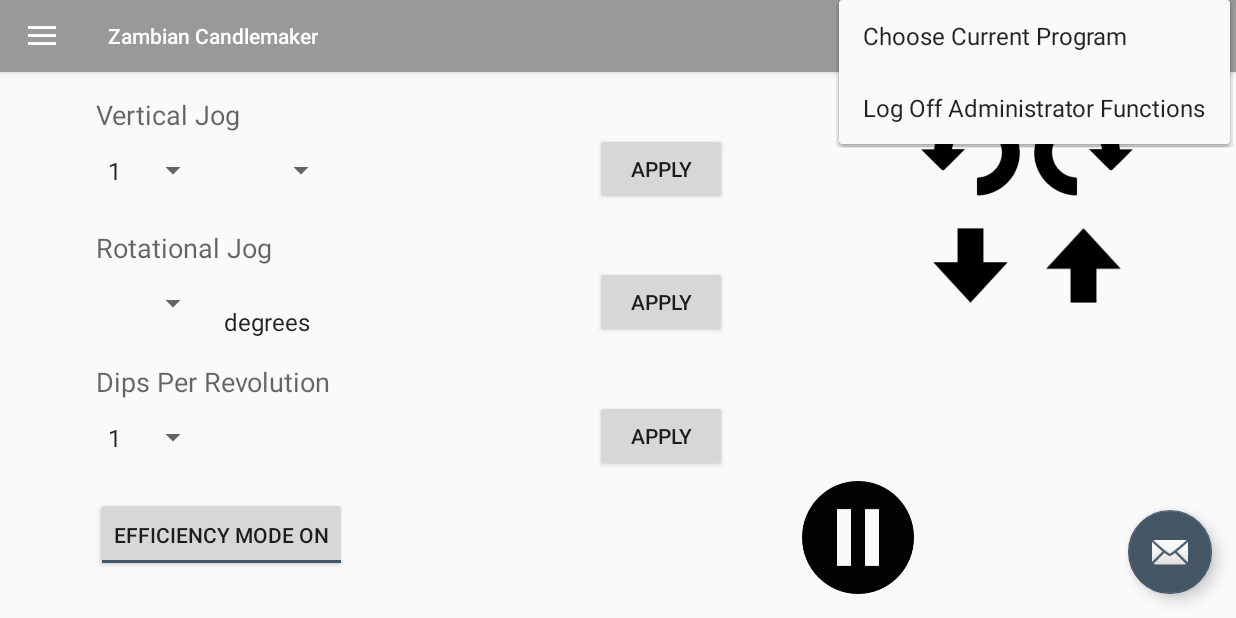
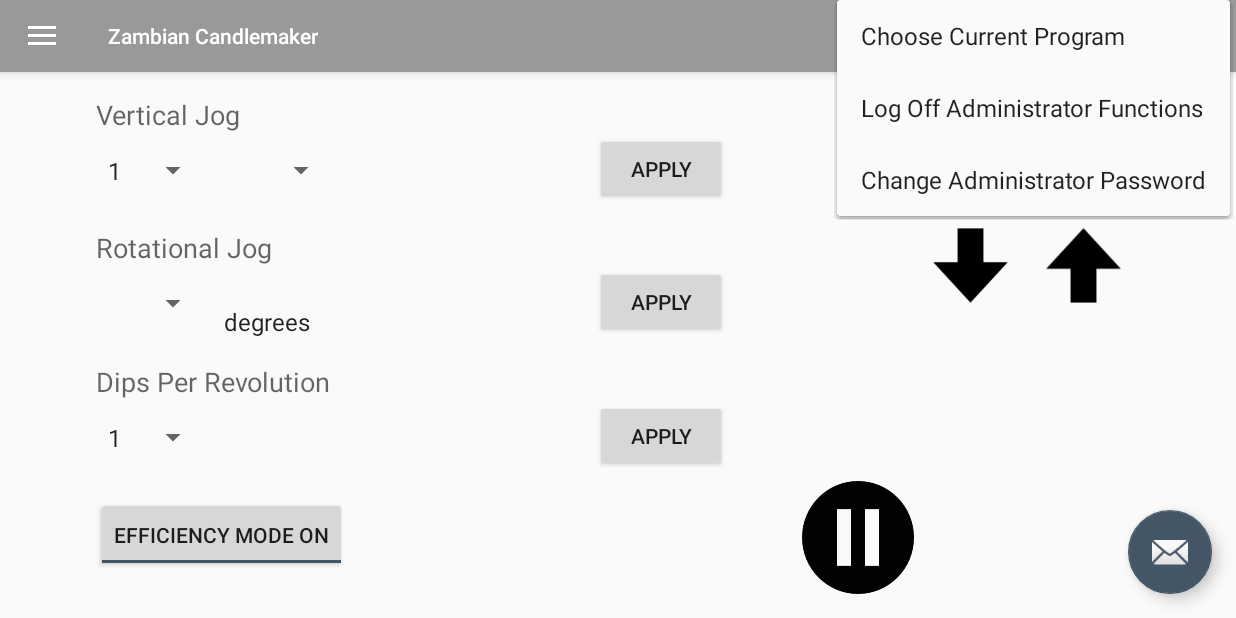
Before and after one commit to ZambianCandleMaker/ZambianCandleMakerRepo, an Android app: the screen it shows after launch (MainActivity), with the options menu open, on a phone screen of 824 x 412 dp (held sideways). Run offline under Robolectric (Android 15) with nearby library versions, the light colour scheme and no system bars.

Commit message:
Working on More Password Changes

```diff
--- a/ZambianCandlemakerInterface/app/src/main/java/edu/rose_hulman/trottasn/zambiancandlemakerinterface/Fragments/ProgramModDelFrag.java
+++ b/ZambianCandlemakerInterface/app/src/main/java/edu/rose_hulman/trottasn/zambiancandlemakerinterface/Fragments/ProgramModDelFrag.java
@@ -70,6 +70,7 @@ public class ProgramModDelFrag extends Fragment implements ProgramEditFragment {
     @Override
     public View onCreateView(LayoutInflater inflater, ViewGroup container,
                              Bundle savedInstanceState) {
+
         View totalView = inflater.inflate(R.layout.fragment_program_mod_del, container, false);
 
         mProgramsRecycler = (RecyclerView) totalView.findViewById(R.id.saved_programs_recycler);
--- a/ZambianCandlemakerInterface/app/src/main/java/edu/rose_hulman/trottasn/zambiancandlemakerinterface/Models/CSVUtility.java
+++ b/ZambianCandlemakerInterface/app/src/main/java/edu/rose_hulman/trottasn/zambiancandlemakerinterface/Models/CSVUtility.java
@@ -30,6 +30,7 @@ import edu.rose_hulman.trottasn.zambiancandlemakerinterface.R;
 public class CSVUtility {
 
     public static final String NEXT_SECTION_DELIMITER = "#####";
+
     public static final String PROFILE_TITLE_KEY = "TITLE";
     public static final String PROFILE_DESCRIPTION_KEY = "DESCRIPTION";
     public static final String PROFILE_MAX_POS_KEY = "MAX_POS";
--- a/ZambianCandlemakerInterface/app/src/main/res/menu/main.xml
+++ b/ZambianCandlemakerInterface/app/src/main/res/menu/main.xml
@@ -12,6 +12,11 @@
         android:orderInCategory="2"
         android:title="@string/log_off_admin_functions"
         app:showAsAction="never" />
+
+    <item
+        android:id="@+id/action_change_password"
+        android:orderInCategory="3"
+        android:title="@string/change_password"/>
 
     <item
         android:id="@+id/action_edit_description"
--- a/ZambianCandlemakerInterface/app/src/main/res/values/strings.xml
+++ b/ZambianCandlemakerInterface/app/src/main/res/values/strings.xml
@@ -57,4 +57,6 @@
     <string name="admin_mod_del_frag_name">ADMIN_MOD_DEL</string>
     <string name="admin_program_frag_name">ADMIN_PROGRAM</string>
     <string name="graph_make_prog_frag_name">GRAPH_MAKE_PROFILE</string>
+    <string name="change_password">Change Administrator Password</string>
+    <string name="change_administrator_password">Change Administrator Password</string>
 </resources>
```
Also changed, not shown: ZambianCandlemakerInterface/app/src/main/res/layout/password_change_dialog.xml (added, +38 -0 lines).
